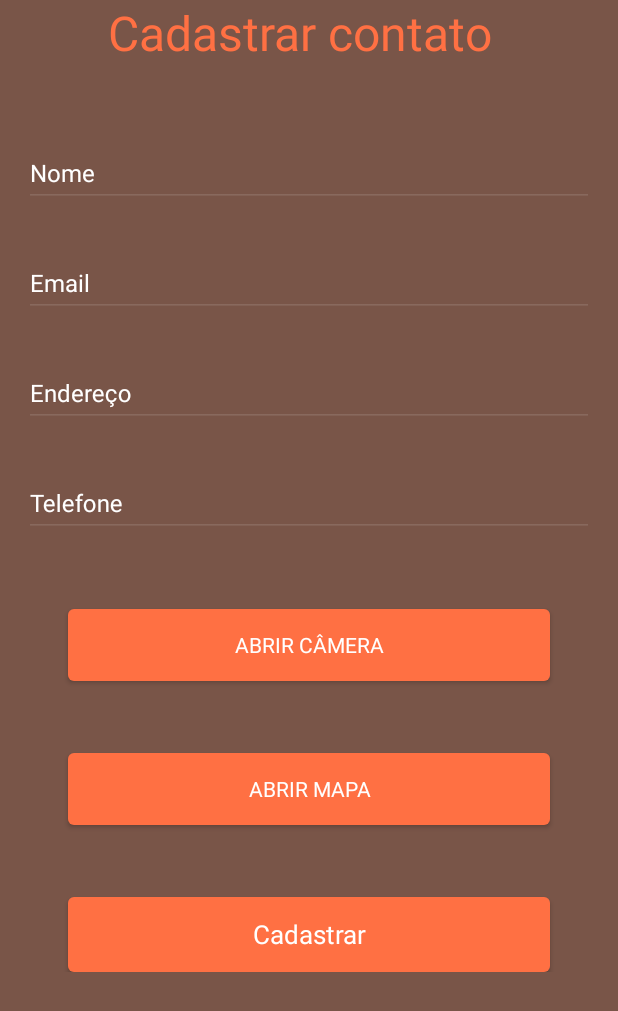
After one commit to andlzanon/Agenda, an Android app: the CadastroContatos screen opened directly, with no data from a screen before it, on a phone screen of 412 x 824 dp. The commit adds this screen. Shown: the top 1011 px of the screen. Run offline under Robolectric (Android 15) with nearby library versions, the phone set to English and light mode, and no system bars.

Commit message:
Implementação das telas de lista e cadastro de contatos

```diff
--- a/app/build.gradle
+++ b/app/build.gradle
@@ -19,6 +19,8 @@ android {
     }
 }
 
+
+
 dependencies {
     compile fileTree(dir: 'libs', include: ['*.jar'])
     androidTestCompile('com.android.support.test.espresso:espresso-core:2.2.2', {
--- a/app/src/main/AndroidManifest.xml
+++ b/app/src/main/AndroidManifest.xml
@@ -8,7 +8,7 @@
         android:label="@string/app_name"
         android:roundIcon="@mipmap/ic_launcher_round"
         android:supportsRtl="true"
-        android:theme="@style/AppTheme">
+        android:theme="@style/AppThemeNoActionBar">
         <activity android:name=".MainActivity">
             <intent-filter>
                 <action android:name="android.intent.action.MAIN" />
@@ -16,6 +16,10 @@
                 <category android:name="android.intent.category.LAUNCHER" />
             </intent-filter>
         </activity>
+        <activity
+            android:name=".ListaContatos"
+            android:theme="@style/AppTheme" />
+        <activity android:name=".CadastroContatos"></activity>
     </application>
 
 </manifest>
--- /dev/null
+++ b/app/src/main/java/bug/the/agenda/CadastroContatos.java
@@ -0,0 +1,60 @@
+package bug.the.agenda;
+
+import android.content.Intent;
+import android.net.Uri;
+import android.provider.MediaStore;
+import android.support.v7.app.AppCompatActivity;
+import android.os.Bundle;
+import android.view.View;
+import android.widget.Button;
+import android.widget.Toast;
+
+import static bug.the.agenda.R.string.endereco;
+
+public class CadastroContatos extends AppCompatActivity {
+
+    Button botaoCadastrar;
+    Button botaoAbrirCamera;
+    Button botaoAbrirMapa;
+    @Override
+    protected void onCreate(Bundle savedInstanceState) {
+        super.onCreate(savedInstanceState);
+        setContentView(R.layout.activity_cadastro_contatos);
+
+        botaoCadastrar = (Button) findViewById(R.id.button_cadastrar);
+        botaoCadastrar.setOnClickListener(new View.OnClickListener(){
+            public void onClick(View v) {
+                Toast toast = Toast. makeText(CadastroContatos.this, "Cadastro realizado", Toast.LENGTH_LONG);
+                toast.show();
+            }
+        });
+
+        botaoAbrirCamera = (Button) findViewById(R.id.button_abrirCamera);
+        botaoAbrirCamera.setOnClickListener(new View.OnClickListener(){
+            public void onClick(View v) {
+                Intent intentCamera = new Intent(MediaStore. ACTION_IMAGE_CAPTURE);
+                if(intentCamera.resolveActivity(getPackageManager()) != null) {
+                    startActivity(intentCamera);
+                }else {
+                    Toast toast = Toast. makeText(CadastroContatos.this, "Impossível abrir o recurso", Toast.LENGTH_LONG);
+                            toast.show();
+                }
+            }
+        });
+
+        botaoAbrirMapa = (Button) findViewById(R.id.button_abrirMapa);
+        botaoAbrirMapa.setOnClickListener(new View.OnClickListener(){
+            public void onClick(View v) {
+                Intent intentMapa = new Intent(Intent. ACTION_VIEW);
+                intentMapa.setData(Uri.parse("geo:0,0?q=" + endereco));
+                if(intentMapa.resolveActivity(getPackageManager()) != null) {
+                    startActivity(intentMapa);
+                }else {
+                    Toast toast = Toast. makeText(CadastroContatos.this, "Impossível abrir o recurso", Toast.LENGTH_LONG);
+                            toast.show();
+                }
+            }
+        });
+
+    }
+}
--- /dev/null
+++ b/app/src/main/java/bug/the/agenda/ListaContatos.java
@@ -0,0 +1,25 @@
+package bug.the.agenda;
+
+import android.content.Intent;
+import android.support.design.widget.FloatingActionButton;
+import android.support.v7.app.AppCompatActivity;
+import android.os.Bundle;
+import android.view.View;
+
+public class ListaContatos extends AppCompatActivity {
+
+    @Override
+    protected void onCreate(Bundle savedInstanceState) {
+        super.onCreate(savedInstanceState);
+        setContentView(R.layout.activity_lista_contatos);
+        FloatingActionButton fab = (FloatingActionButton) findViewById(R.id.fab);
+        fab.setOnClickListener(new View.OnClickListener() {
+            @Override
+            public void onClick(View view) {
+                // Click action
+                Intent intent = new Intent(ListaContatos.this, CadastroContatos.class);
+                startActivity(intent);
+            }
+        });
+    }
+}
--- a/app/src/main/java/bug/the/agenda/MainActivity.java
+++ b/app/src/main/java/bug/the/agenda/MainActivity.java
@@ -1,13 +1,28 @@
 package bug.the.agenda;
 
+import android.content.Intent;
 import android.support.v7.app.AppCompatActivity;
 import android.os.Bundle;
+import android.view.View;
+import android.widget.Button;
 
 public class MainActivity extends AppCompatActivity {
 
+    Button buttonLogin;
     @Override
     protected void onCreate(Bundle savedInstanceState) {
         super.onCreate(savedInstanceState);
         setContentView(R.layout.activity_main);
+
+        buttonLogin = (Button) findViewById(R.id. button_login);
+
+        buttonLogin.setOnClickListener(new View.OnClickListener(){
+            @Override
+            public void onClick(View view) {
+                Intent abrirListaContatos = new Intent(MainActivity.this, ListaContatos.class);
+                startActivity(abrirListaContatos);
+            }
+        });
     }
+
 }
--- /dev/null
+++ b/app/src/main/res/layout/activity_cadastro_contatos.xml
@@ -0,0 +1,156 @@
+<?xml version="1.0" encoding="utf-8"?>
+
+<RelativeLayout xmlns:android="http://schemas.android.com/apk/res/android"
+xmlns:tools="http://schemas.android.com/tools"
+android:layout_width="match_parent"
+android:layout_height="match_parent"
+tools:context="bug.the.agenda.CadastroContatos">
+
+<ScrollView
+    android:layout_width="match_parent"
+    android:layout_height="match_parent"
+    android:background="@color/marrom">
+
+    <LinearLayout
+        android:layout_width="match_parent"
+        android:layout_height="wrap_content"
+        android:descendantFocusability="beforeDescendants"
+        android:focusableInTouchMode="true"
+        android:orientation="vertical"
+        android:paddingLeft="16dp"
+        android:paddingRight="16dp">
+
+        <TextView
+            android:layout_width="wrap_content"
+            android:layout_height="wrap_content"
+            android:text="       Cadastrar contato"
+            android:textSize="32sp"
+            android:textColor="@color/laranja"
+            />
+
+        <android.support.design.widget.TextInputLayout
+            android:id="@+id/text_input_layout_name"
+            android:layout_width="match_parent"
+            android:layout_height="wrap_content"
+            android:layout_marginTop="41dp"
+            android:textColorHint="@color/white">
+
+            <android.support.design.widget.TextInputEditText
+                android:id="@+id/edit_text_nome"
+                android:layout_width="match_parent"
+                android:layout_height="wrap_content"
+                android:inputType="text"
+                android:hint="@string/nome"
+                android:maxLines="1"
+                android:lines="1"
+                android:textColor="@color/white"
+                android:textSize="16sp"
+                android:imeOptions="actionNext" />
+
+        </android.support.design.widget.TextInputLayout>
+
+        <android.support.design.widget.TextInputLayout
+            android:id="@+id/text_input_layout_email"
+            android:layout_width="match_parent"
+            android:layout_height="wrap_content"
+            android:layout_marginTop="20dp"
+            android:textColorHint="@color/white">
+
+            <android.support.design.widget.TextInputEditText
+                android:id="@+id/edit_text_password"
+                android:layout_width="match_parent"
+                android:layout_height="wrap_content"
+                android:hint="@string/email"
+                android:inputType="text"
+                android:maxLines="1"
+                android:lines="1"
+                android:textColor="@color/white"
+                android:textSize="16sp" />
+
+        </android.support.design.widget.TextInputLayout>
+
+        <android.support.design.widget.TextInputLayout
+            android:id="@+id/text_input_layout_endereco"
+            android:layout_width="match_parent"
+            android:layout_height="wrap_content"
+            android:layout_marginTop="20dp"
+            android:textColorHint="@color/white">
+
+            <android.support.design.widget.TextInputEditText
+                android:id="@+id/edit_text_endereco"
+                android:layout_width="match_parent"
+                android:layout_height="wrap_content"
+                android:hint="@string/endereco"
+                android:inputType="text"
+                android:maxLines="1"
+                android:lines="1"
+                android:textColor="@color/white"
+                android:textSize="16sp" />
+
+        </android.support.design.widget.TextInputLayout>
+
+        <android.support.design.widget.TextInputLayout
+            android:id="@+id/text_input_layout_telefone"
+            android:layout_width="match_parent"
+            android:layout_height="wrap_content"
+            android:layout_marginTop="20dp"
+            android:textColorHint="@color/white">
+
+            <android.support.design.widget.TextInputEditText
+                android:id="@+id/edit_text_telefone"
+                android:layout_width="match_parent"
+                android:layout_height="wrap_content"
+                android:hint="@string/telefone"
+                android:inputType="numberDecimal"
+                android:maxLines="1"
+                android:lines="1"
+                android:textColor="@color/white"
+                android:textSize="16sp" />
+
+        </android.support.design.widget.TextInputLayout>
+
+        <Button
+            android:id="@+id/button_abrirCamera"
+            android:layout_width="match_parent"
+            android:layout_height="wrap_content"
+            android:layout_marginLeft="29dp"
+            android:layout_marginRight="29dp"
+            android:layout_marginTop="48dp"
+            android:background="@drawable/havelock_blue_rounded_corners"
+            android:fontFamily="sans-serif-bold"
+            android:text="@string/foto"
+            android:textColor="@color/white"/>
+
+        <Button
+            android:id="@+id/button_abrirMapa"
+            android:layout_width="match_parent"
+            android:layout_height="wrap_content"
+            android:layout_marginLeft="29dp"
+            android:layout_marginRight="29dp"
+            android:layout_marginTop="48dp"
+            android:background="@drawable/havelock_blue_rounded_corners"
+            android:fontFamily="sans-serif-bold"
+            android:text="@string/mapa"
+            android:textColor="@color/white"/>
+
+
+        <Button
+            android:id="@+id/button_cadastrar"
+            android:layout_width="match_parent"
+            android:layout_height="50dp"
+            android:layout_marginLeft="29dp"
+            android:layout_marginRight="29dp"
+            android:layout_marginTop="48dp"
+            android:background="@drawable/havelock_blue_rounded_corners"
+            android:fontFamily="sans-serif-bold"
+            android:text="@string/cadastrar"
+            android:textAllCaps="false"
+            android:textColor="@color/white"
+            android:textSize="17sp" />
+
+
+    </LinearLayout>
+
+</ScrollView>
+
+</RelativeLayout>
--- /dev/null
+++ b/app/src/main/res/layout/activity_lista_contatos.xml
@@ -0,0 +1,34 @@
+<?xml version="1.0" encoding="utf-8"?>
+<RelativeLayout xmlns:android="http://schemas.android.com/apk/res/android"
+    xmlns:app="http://schemas.android.com/apk/res-auto"
+    xmlns:tools="http://schemas.android.com/tools"
+    android:layout_width="match_parent"
+    android:layout_height="match_parent"
+    tools:context="bug.the.agenda.ListaContatos">
+
+    <LinearLayout
+        android:layout_width="match_parent"
+        android:layout_height="match_parent"
+        android:background="@color/marrom"
+        tools:layout_editor_absoluteY="8dp"
+        tools:layout_editor_absoluteX="8dp">
+
+        <TextView
+            android:layout_width="wrap_content"
+            android:layout_height="wrap_content"
+            android:text="     Lista de Contatos"
+            android:textSize="32sp"
+            android:textColor="@color/laranja"
+            />
+
+        <android.support.design.widget.FloatingActionButton
+            android:id="@+id/fab"
+            android:layout_width="wrap_content"
+            android:layout_height="wrap_content"
+            android:layout_gravity="bottom|right|end"
+            android:layout_margin="25dp"
+            android:src="@android:drawable/ic_input_add" />
+
+    ></LinearLayout>
+
+</RelativeLayout>
--- a/app/src/main/res/values/strings.xml
+++ b/app/src/main/res/values/strings.xml
@@ -1,11 +1,17 @@
 <resources>
     <string name="app_name">Agenda</string>
-    <string name="descricao">Gerencie sua vida</string>
     <string name="username">Nome de usuário</string>
     <string name="password">Senha</string>
     <string name="sign_in">Entrar</string>
+    <string name="nome">Nome</string>
+    <string name="endereco">Endereço</string>
+    <string name="telefone">Telefone</string>
+    <string name="email">Email</string>
+    <string name="cadastrar">Cadastrar</string>
     <string name="invalid_username">Usuário inválido</string>
     <string name="invalid_password">Senha inválida</string>
     <string name="agenda">Agenda</string>
+    <string name="foto">Abrir Câmera</string>
+    <string name="mapa">Abrir Mapa</string>
 
 </resources>
```
Also changed, not shown: app/src/main/res/drawable/plus.png (added).
